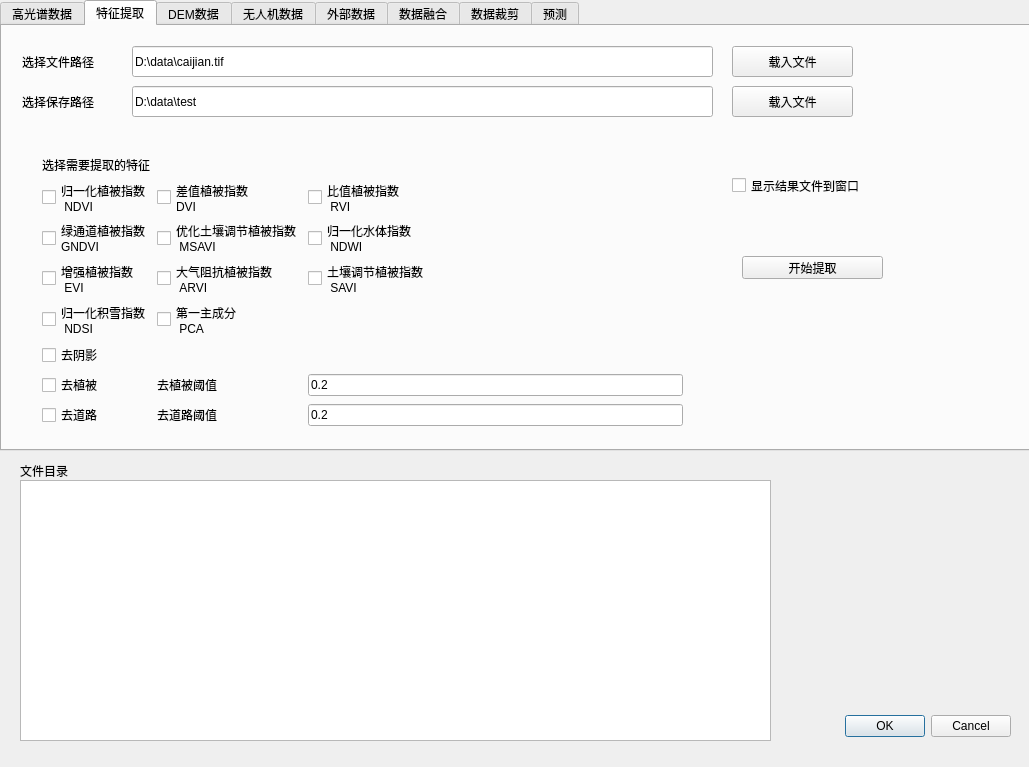
Old version of the form zhengshiban_dialog_base.ui in the repository tudoulei/zhengshiban.
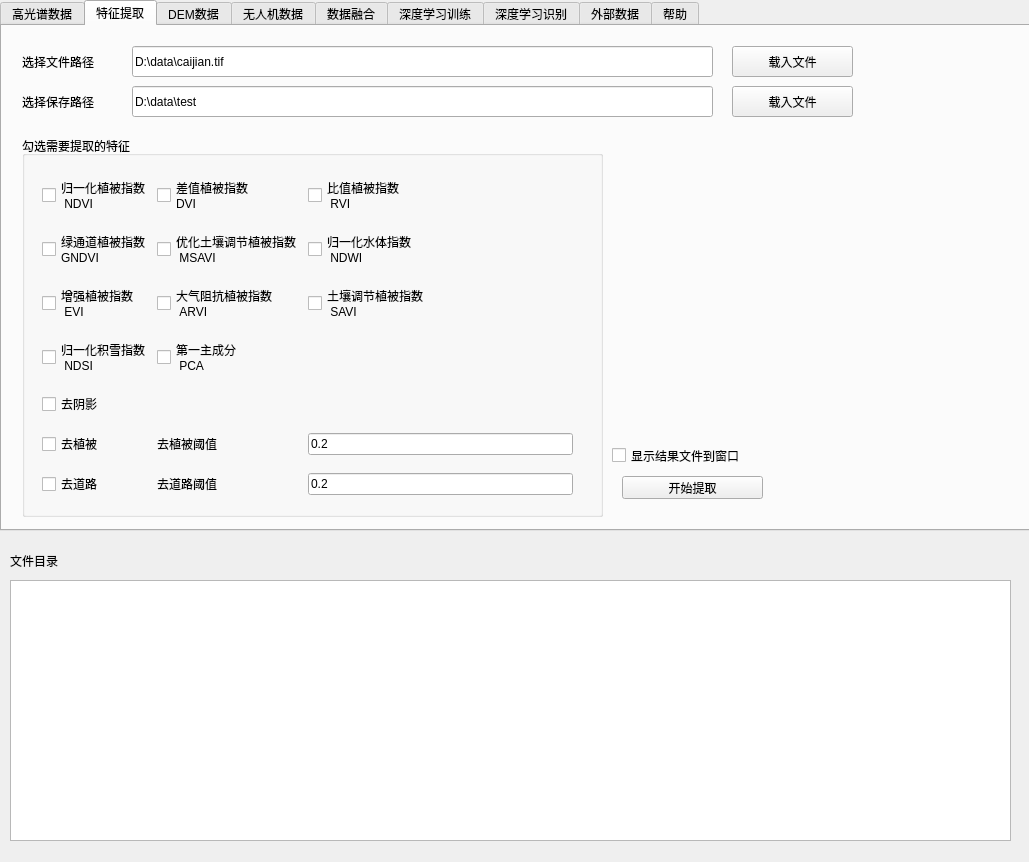
New version of the form. The open tabs and pages were chosen to show the change.

The edit to the form file:
```diff
--- a/zhengshiban_dialog_base.ui
+++ b/zhengshiban_dialog_base.ui
@@ -7,35 +7,19 @@
     <x>0</x>
     <y>0</y>
     <width>1029</width>
-    <height>767</height>
+    <height>862</height>
    </rect>
   </property>
   <property name="windowTitle">
    <string>zhengshiban</string>
   </property>
-  <widget class="QDialogButtonBox" name="button_box">
-   <property name="geometry">
-    <rect>
-     <x>670</x>
-     <y>710</y>
-     <width>341</width>
-     <height>32</height>
-    </rect>
-   </property>
-   <property name="orientation">
-    <enum>Qt::Horizontal</enum>
-   </property>
-   <property name="standardButtons">
-    <set>QDialogButtonBox::Cancel|QDialogButtonBox::Ok</set>
-   </property>
-  </widget>
   <widget class="QTabWidget" name="tabWidget">
    <property name="geometry">
     <rect>
      <x>0</x>
      <y>0</y>
      <width>1041</width>
-     <height>451</height>
+     <height>531</height>
     </rect>
    </property>
    <property name="autoFillBackground">
@@ -268,17 +252,55 @@
       <string>选择文件路径</string>
      </property>
     </widget>
+    <widget class="QCheckBox" name="checkBox_5">
+     <property name="geometry">
+      <rect>
+       <x>610</x>
+       <y>420</y>
+       <width>191</width>
+       <height>19</height>
+      </rect>
+     </property>
+     <property name="text">
+      <string>显示结果文件到窗口</string>
+     </property>
+    </widget>
+    <widget class="QPushButton" name="pushButton_getfeature">
+     <property name="geometry">
+      <rect>
+       <x>620</x>
+       <y>450</y>
+       <width>141</width>
+       <height>23</height>
+      </rect>
+     </property>
+     <property name="text">
+      <string>开始提取</string>
+     </property>
+    </widget>
+    <widget class="QGroupBox" name="groupBox_10">
+     <property name="geometry">
+      <rect>
+       <x>20</x>
+       <y>110</y>
+       <width>581</width>
+       <height>381</height>
+      </rect>
+     </property>
+     <property name="title">
+      <string>勾选需要提取的特征</string>
+     </property>
     <widget class="QWidget" name="gridLayoutWidget">
      <property name="geometry">
       <rect>
-       <x>40</x>
-       <y>130</y>
-       <width>641</width>
-       <height>271</height>
+        <x>20</x>
+        <y>30</y>
+        <width>531</width>
+        <height>341</height>
       </rect>
      </property>
      <layout class="QGridLayout" name="gridLayout">
-      <item row="5" column="1">
+       <item row="4" column="1">
        <widget class="QCheckBox" name="checkBox_PCA">
         <property name="text">
          <string>第一主成分
@@ -286,21 +308,14 @@
         </property>
        </widget>
       </item>
-      <item row="6" column="0">
+       <item row="5" column="0">
        <widget class="QCheckBox" name="checkBox_shadow_removal">
         <property name="text">
          <string>去阴影</string>
         </property>
        </widget>
       </item>
-      <item row="1" column="0">
-       <widget class="QLabel" name="label_4">
-        <property name="text">
-         <string>选择需要提取的特征</string>
-        </property>
-       </widget>
-      </item>
-      <item row="3" column="0">
+       <item row="2" column="0">
        <widget class="QCheckBox" name="checkBox_GNDVI">
         <property name="text">
          <string>绿通道植被指数 
@@ -308,7 +323,7 @@
         </property>
        </widget>
       </item>
-      <item row="3" column="2">
+       <item row="2" column="2">
        <widget class="QCheckBox" name="checkBox_NDWI">
         <property name="text">
          <string>归一化水体指数
@@ -316,7 +331,7 @@
         </property>
        </widget>
       </item>
-      <item row="3" column="1">
+       <item row="2" column="1">
        <widget class="QCheckBox" name="checkBox_MSAVI">
         <property name="text">
          <string>优化土壤调节植被指数
@@ -324,7 +339,7 @@
         </property>
        </widget>
       </item>
-      <item row="2" column="0">
+       <item row="1" column="0">
        <widget class="QCheckBox" name="checkBox_NDVI">
         <property name="text">
          <string>归一化植被指数
@@ -332,7 +347,7 @@
         </property>
        </widget>
       </item>
-      <item row="4" column="0">
+       <item row="3" column="0">
        <widget class="QCheckBox" name="checkBox_EVI">
         <property name="text">
          <string>增强植被指数
@@ -340,7 +355,7 @@
         </property>
        </widget>
       </item>
-      <item row="4" column="2">
+       <item row="3" column="2">
        <widget class="QCheckBox" name="checkBox_SAVI">
         <property name="text">
          <string>土壤调节植被指数
@@ -348,7 +363,7 @@
         </property>
        </widget>
       </item>
-      <item row="2" column="2">
+       <item row="1" column="2">
        <widget class="QCheckBox" name="checkBox_RVI">
         <property name="text">
          <string>比值植被指数
@@ -356,7 +371,7 @@
         </property>
        </widget>
       </item>
-      <item row="2" column="1">
+       <item row="1" column="1">
        <widget class="QCheckBox" name="checkBox_DVI">
         <property name="text">
          <string>差值植被指数 
@@ -364,7 +379,7 @@
         </property>
        </widget>
       </item>
-      <item row="4" column="1">
+       <item row="3" column="1">
        <widget class="QCheckBox" name="checkBox_ARVI">
         <property name="text">
          <string>大气阻抗植被指数
@@ -372,7 +387,7 @@
         </property>
        </widget>
       </item>
-      <item row="5" column="0">
+       <item row="4" column="0">
        <widget class="QCheckBox" name="checkBox_NDSI">
         <property name="text">
          <string>归一化积雪指数
@@ -380,42 +395,42 @@
         </property>
        </widget>
       </item>
-      <item row="8" column="2">
-       <widget class="QLineEdit" name="lineEdit_Vegetation_removal_threshold">
-        <property name="text">
-         <string>0.2</string>
-        </property>
-       </widget>
-      </item>
-      <item row="8" column="1">
-       <widget class="QLabel" name="label_20">
-        <property name="text">
-         <string>去植被阈值</string>
-        </property>
-       </widget>
-      </item>
       <item row="8" column="0">
-       <widget class="QCheckBox" name="checkBox_Vegetation_removal">
-        <property name="text">
-         <string>去植被</string>
-        </property>
-       </widget>
-      </item>
-      <item row="9" column="0">
        <widget class="QCheckBox" name="checkBox_road_removal">
         <property name="text">
          <string>去道路</string>
         </property>
        </widget>
       </item>
-      <item row="9" column="1">
+       <item row="7" column="0">
+        <widget class="QCheckBox" name="checkBox_Vegetation_removal">
+         <property name="text">
+          <string>去植被</string>
+         </property>
+        </widget>
+       </item>
+       <item row="7" column="1">
+        <widget class="QLabel" name="label_20">
+         <property name="text">
+          <string>去植被阈值</string>
+         </property>
+        </widget>
+       </item>
+       <item row="7" column="2">
+        <widget class="QLineEdit" name="lineEdit_Vegetation_removal_threshold">
+         <property name="text">
+          <string>0.2</string>
+         </property>
+        </widget>
+       </item>
+       <item row="8" column="1">
        <widget class="QLabel" name="label_29">
         <property name="text">
          <string>去道路阈值</string>
         </property>
        </widget>
       </item>
-      <item row="9" column="2">
+       <item row="8" column="2">
        <widget class="QLineEdit" name="lineEdit_road_removal_threshold">
         <property name="text">
          <string>0.2</string>
@@ -424,31 +439,6 @@
       </item>
      </layout>
     </widget>
-    <widget class="QCheckBox" name="checkBox_5">
-     <property name="geometry">
-      <rect>
-       <x>730</x>
-       <y>150</y>
-       <width>191</width>
-       <height>19</height>
-      </rect>
-     </property>
-     <property name="text">
-      <string>显示结果文件到窗口</string>
-     </property>
-    </widget>
-    <widget class="QPushButton" name="pushButton_getfeature">
-     <property name="geometry">
-      <rect>
-       <x>740</x>
-       <y>230</y>
-       <width>141</width>
-       <height>23</height>
-      </rect>
-     </property>
-     <property name="text">
-      <string>开始提取</string>
-     </property>
     </widget>
    </widget>
    <widget class="QWidget" name="tab_2">
@@ -836,24 +826,6 @@
      </property>
     </widget>
    </widget>
-   <widget class="QWidget" name="tab_4">
-    <attribute name="title">
-     <string>外部数据</string>
-    </attribute>
-    <widget class="QPushButton" name="pushButton_5">
-     <property name="geometry">
-      <rect>
-       <x>50</x>
-       <y>40</y>
-       <width>93</width>
-       <height>28</height>
-      </rect>
-     </property>
-     <property name="text">
-      <string>降雨数据</string>
-     </property>
-    </widget>
-   </widget>
    <widget class="QWidget" name="tab_7">
     <attribute name="title">
      <string>数据融合</string>
@@ -1198,7 +1170,7 @@
    </widget>
    <widget class="QWidget" name="tab_6">
     <attribute name="title">
-     <string>数据裁剪</string>
+     <string>深度学习训练</string>
     </attribute>
     <widget class="QPushButton" name="pushButton_clip_input">
      <property name="geometry">
@@ -1541,7 +1513,7 @@
    </widget>
    <widget class="QWidget" name="tab_8">
     <attribute name="title">
-     <string>预测</string>
+     <string>深度学习识别</string>
     </attribute>
     <widget class="QGroupBox" name="groupBox_4">
      <property name="geometry">
@@ -1666,14 +1638,79 @@
       <bool>false</bool>
      </property>
     </widget>
+    <widget class="QLineEdit" name="lineEdit_clip_input_6">
+     <property name="geometry">
+      <rect>
+       <x>110</x>
+       <y>90</y>
+       <width>581</width>
+       <height>31</height>
+      </rect>
+     </property>
+     <property name="text">
+      <string>D:\data\caijian.tif</string>
+     </property>
+    </widget>
+    <widget class="QPushButton" name="pushButton_clip_input_5">
+     <property name="geometry">
+      <rect>
+       <x>720</x>
+       <y>90</y>
+       <width>121</width>
+       <height>31</height>
+      </rect>
+     </property>
+     <property name="text">
+      <string>载入文件</string>
+     </property>
+     <property name="default">
+      <bool>false</bool>
+     </property>
+    </widget>
+    <widget class="QLabel" name="label_30">
+     <property name="geometry">
+      <rect>
+       <x>10</x>
+       <y>90</y>
+       <width>121</width>
+       <height>31</height>
+      </rect>
+     </property>
+     <property name="text">
+      <string>选择模型路径</string>
+     </property>
+    </widget>
+   </widget>
+   <widget class="QWidget" name="tab_4">
+    <attribute name="title">
+     <string>外部数据</string>
+    </attribute>
+    <widget class="QPushButton" name="pushButton_5">
+     <property name="geometry">
+      <rect>
+       <x>50</x>
+       <y>40</y>
+       <width>93</width>
+       <height>28</height>
+      </rect>
+     </property>
+     <property name="text">
+      <string>降雨数据</string>
+     </property>
+    </widget>
+   </widget>
+   <widget class="QWidget" name="tab_9">
+    <attribute name="title">
+     <string>帮助</string>
+    </attribute>
    </widget>
   </widget>
   <widget class="QListView" name="listView">
    <property name="geometry">
     <rect>
-     <x>20</x>
-     <y>480</y>
-     <width>751</width>
+     <x>10</x>
+     <y>580</y>
+     <width>1001</width>
      <height>261</height>
     </rect>
    </property>
@@ -1681,8 +1718,8 @@
   <widget class="QLabel" name="label_2">
    <property name="geometry">
     <rect>
-     <x>20</x>
-     <y>460</y>
+     <x>10</x>
+     <y>550</y>
      <width>751</width>
      <height>21</height>
     </rect>
```
Left out of the diff: 231 changed lines with no effect on the pictures. Lines whose indentation alone changed are shown as unchanged.
